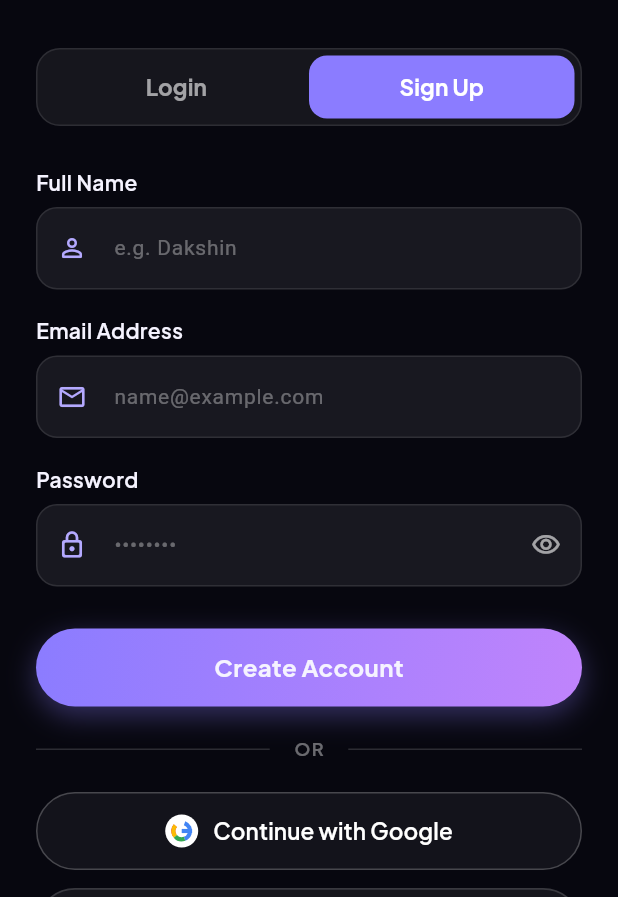
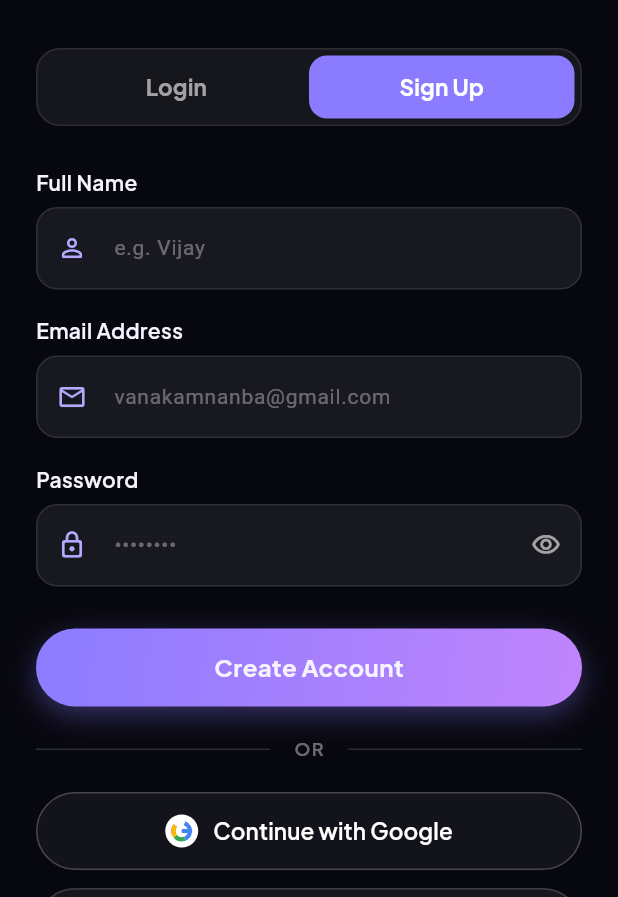
Before and after one commit to Dakshin10/pitch-coach-ai, a Flutter app: the screen it shows after launch, after a tap on "Sign Up", on a phone screen of 412 x 824 dp, the part 339-1236 px from its top. Run offline on Flutter 3.47's test engine with Material 3 defaults, Android fonts, the phone set to English and light mode, and no system bars; our stand-ins replace audioplayers, dio, firebase_auth, firebase_core, fl_chart, flutter_local_notifications and 7 more; missing offline and left inert: record; accounts and stored records are empty.

Commit message:
[FIX 1] perf: optimize UI rendering, fix mic not working issue  and polish onboarding/auth flows

```diff
--- a/lib/core/services/firebase_auth_service.dart
+++ b/lib/core/services/firebase_auth_service.dart
@@ -9,16 +9,28 @@ class FirebaseAuthService {
   FirebaseAuthService._();
   static final FirebaseAuthService instance = FirebaseAuthService._();
 
-  final FirebaseAuth _auth = FirebaseAuth.instance;
-  final GoogleSignIn _googleSignIn = GoogleSignIn();
+  FirebaseAuth get _auth => FirebaseAuth.instance;
+  GoogleSignIn get _googleSignIn => GoogleSignIn();
 
   // ── Auth-state stream ──────────────────────────────────────────────────────
 
   /// Emits the current [User] whenever auth state changes (login / logout).
-  Stream<User?> get authStateChanges => _auth.authStateChanges();
+  Stream<User?> get authStateChanges {
+    try {
+      return _auth.authStateChanges();
+    } catch (_) {
+      return const Stream.empty();
+    }
+  }
 
   /// Returns the currently signed-in Firebase user (null if none).
-  User? get currentUser => _auth.currentUser;
+  User? get currentUser {
+    try {
+      return _auth.currentUser;
+    } catch (_) {
+      return null;
+    }
+  }
 
   // ── Email / Password ───────────────────────────────────────────────────────
 
--- a/lib/features/auth/login_screen.dart
+++ b/lib/features/auth/login_screen.dart
@@ -272,7 +272,7 @@ class _LoginScreenState extends State<LoginScreen> {
                   const SizedBox(height: 8),
                   _buildInputField(
                     controller: _nameController,
-                    hint: 'e.g. Dakshin',
+                    hint: 'e.g. Vijay',
                     icon: Icons.person_outline_rounded,
                     validator: (val) {
                       if (_isSignUp && (val == null || val.trim().isEmpty)) {
@@ -291,7 +291,7 @@ class _LoginScreenState extends State<LoginScreen> {
                 const SizedBox(height: 8),
                 _buildInputField(
                   controller: _emailController,
-                  hint: 'name@example.com',
+                  hint: 'vanakamnanba@gmail.com',
                   icon: Icons.email_outlined,
                   keyboardType: TextInputType.emailAddress,
                   validator: (val) {
--- a/lib/features/onboarding/onboarding_screen.dart
+++ b/lib/features/onboarding/onboarding_screen.dart
@@ -7,7 +7,6 @@ import '../../core/theme/app_colors.dart';
 import '../../core/theme/app_text_styles.dart';
 import '../../core/widgets/app_atmosphere.dart';
 import '../../core/widgets/gradient_button.dart';
-import '../../core/widgets/theme_toggle_button.dart';
 
 class OnboardingScreen extends StatefulWidget {
   const OnboardingScreen({super.key});
@@ -22,7 +21,14 @@ class _OnboardingScreenState extends State<OnboardingScreen>
   late final AnimationController _enterController;
   late final Animation<double> _fadeIn;
   late final Animation<Offset> _slideUp;
+  // Pre-computed per-bar animations — created once, never re-allocated per frame
+  late final List<Animation<double>> _barAnimations;
   bool _restoredRouteHandled = false;
+
+  static const List<double> _leftBaseHeights = [22, 32, 45, 38, 58, 72, 88];
+  static const List<double> _rightBaseHeights = [88, 72, 58, 38, 45, 32, 22];
+  static const List<double> _leftOpacities = [0.3, 0.4, 0.55, 0.7, 0.8, 0.9, 1.0];
+  static const List<double> _rightOpacities = [1.0, 0.9, 0.8, 0.7, 0.55, 0.4, 0.3];
 
   @override
   void initState() {
@@ -32,9 +38,19 @@ class _OnboardingScreenState extends State<OnboardingScreen>
       duration: const Duration(milliseconds: 1600),
     )..repeat(reverse: true);
 
+    // Pre-compute all 14 bar animations once — no allocation inside build()
+    _barAnimations = List.generate(14, (barIndex) {
+      final start = ((barIndex * 0.08) % 0.6);
+      final end = (start + 0.4).clamp(0.0, 1.0);
+      return CurvedAnimation(
+        parent: _waveController,
+        curve: Interval(start, end, curve: Curves.easeInOutCubic),
+      );
+    });
+
     _enterController = AnimationController(
       vsync: this,
-      duration: const Duration(milliseconds: 900),
+      duration: const Duration(milliseconds: 800),
     );
     _fadeIn = CurvedAnimation(parent: _enterController, curve: Curves.easeOut);
     _slideUp = Tween<Offset>(
@@ -75,11 +91,8 @@ class _OnboardingScreenState extends State<OnboardingScreen>
                   position: _slideUp,
                   child: Column(
                     children: [
+                      // No theme toggle on the launch screen — accessible in Profile
                       const SizedBox(height: 8),
-                      Align(
-                        alignment: Alignment.centerRight,
-                        child: const ThemeToggleButton(),
-                      ),
                       const Spacer(flex: 1),
                       _buildHeroSection(isDark),
                       const Spacer(flex: 1),
@@ -126,17 +139,8 @@ class _OnboardingScreenState extends State<OnboardingScreen>
           ),
           AnimatedBuilder(
             animation: _waveController,
-            builder: (context, child) {
-              return Row(
-                mainAxisAlignment: MainAxisAlignment.center,
-                children: [
-                  _buildWaveGroup(
-                    baseHeights: [22, 32, 45, 38, 58, 72, 88],
-                    opacities: [0.3, 0.4, 0.55, 0.7, 0.8, 0.9, 1.0],
-                    isLeft: true,
-                  ),
-                  const SizedBox(width: 14),
-                  Container(
+            // Mic circle is static — pass as child so it is NOT rebuilt each frame
+            child: Container(
               width: 114,
               height: 114,
               decoration: BoxDecoration(
@@ -161,11 +165,22 @@ class _OnboardingScreenState extends State<OnboardingScreen>
                 size: 48,
               ),
             ),
+            builder: (context, child) {
+              return Row(
+                mainAxisAlignment: MainAxisAlignment.center,
+                children: [
+                  _buildWaveGroup(
+                    baseHeights: _leftBaseHeights,
+                    opacities: _leftOpacities,
+                    startBarIndex: 0,
+                  ),
+                  const SizedBox(width: 14),
+                  child!,
                   const SizedBox(width: 14),
                   _buildWaveGroup(
-                    baseHeights: [88, 72, 58, 38, 45, 32, 22],
-                    opacities: [1.0, 0.9, 0.8, 0.7, 0.55, 0.4, 0.3],
-                    isLeft: false,
+                    baseHeights: _rightBaseHeights,
+                    opacities: _rightOpacities,
+                    startBarIndex: 7,
                   ),
                 ],
               );
@@ -179,21 +194,15 @@ class _OnboardingScreenState extends State<OnboardingScreen>
   Widget _buildWaveGroup({
     required List<double> baseHeights,
     required List<double> opacities,
-    required bool isLeft,
+    required int startBarIndex,
   }) {
     return Row(
       mainAxisSize: MainAxisSize.min,
       children: List.generate(baseHeights.length, (index) {
         final baseH = baseHeights[index];
         final opacity = opacities[index];
-        final barIndex = isLeft ? index : (index + 7);
-        final start = ((barIndex * 0.08) % 0.6);
-        final end = (start + 0.4).clamp(0.0, 1.0);
-        final barAnimation = CurvedAnimation(
-          parent: _waveController,
-          curve: Interval(start, end, curve: Curves.easeInOutCubic),
-        );
-        final animatedHeight = baseH * (0.55 + 0.5 * barAnimation.value);
+        // Uses pre-computed animation — zero allocation per frame
+        final animatedHeight = baseH * (0.55 + 0.5 * _barAnimations[startBarIndex + index].value);
 
         return Padding(
           padding: const EdgeInsets.symmetric(horizontal: 2.0),
```
Also changed, not shown: lib/features/home/home_screen.dart (+6 -2 lines), lib/features/interview/interview_practice_screen.dart (+153 -103 lines). Lines whose indentation alone changed are shown as unchanged.
